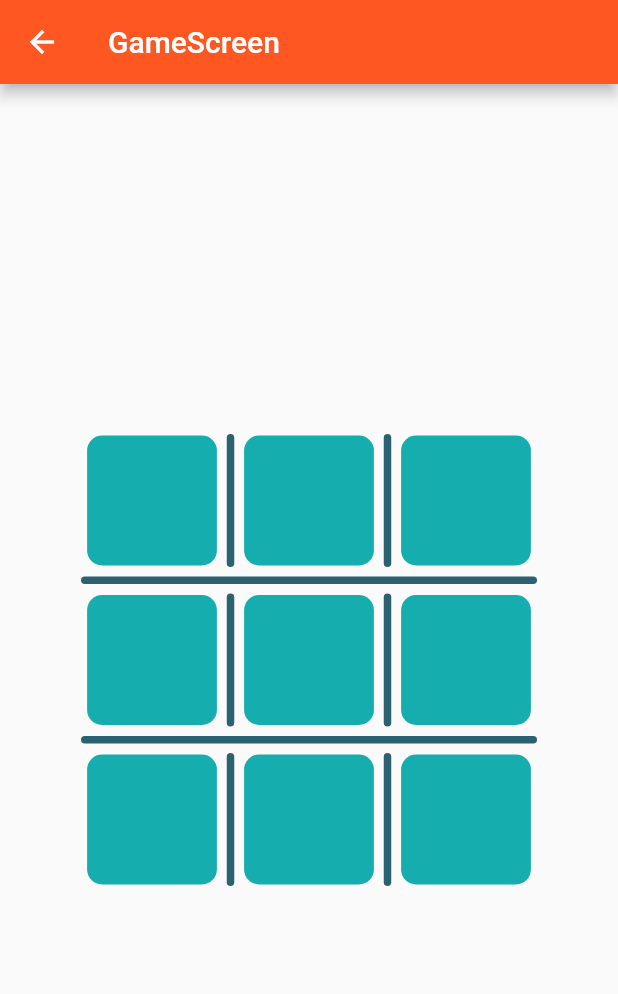
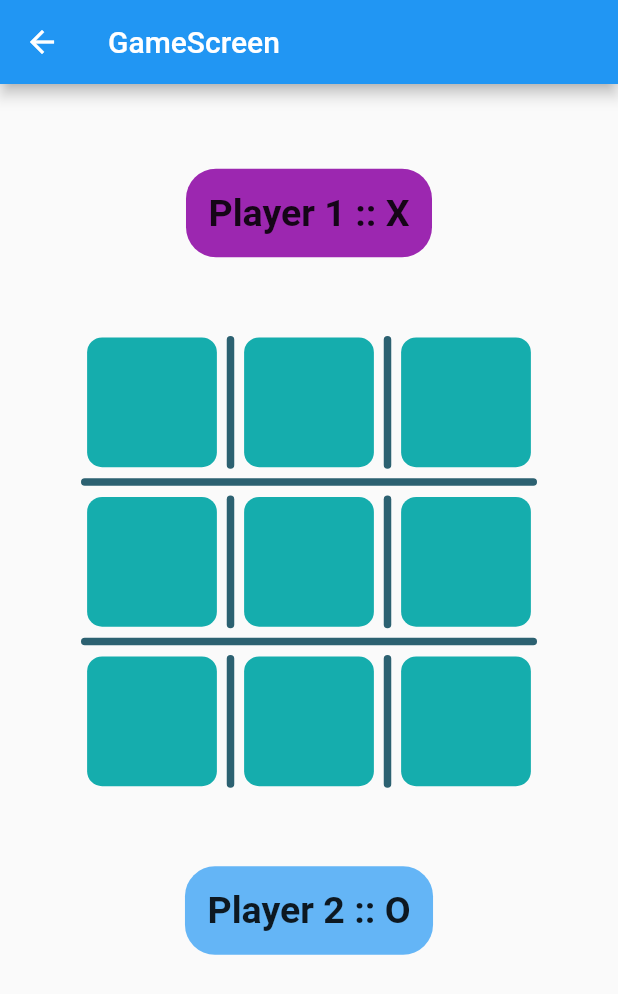
Before and after one commit to qasimsiddiqui/tic_tac_toe, a Flutter app: the screen it shows after launch, after a tap on "Play!", on a phone screen of 412 x 824 dp. Shown: the top 994 px of the screen. Run offline on Flutter 3.47's test engine with Material 2 defaults, Android fonts, the light colour scheme and no system bars; our stand-ins replace flutter_riverpod.

Commit message:
added a little UI

```diff
--- a/lib/main.dart
+++ b/lib/main.dart
@@ -12,7 +12,7 @@ class MyApp extends StatelessWidget {
     return MaterialApp(
       title: 'Flutter Demo',
       theme: ThemeData(
-        primarySwatch: Colors.deepOrange,
+        primarySwatch: Colors.blue,
       ),
       home: HomeScreen(),
     );
--- a/lib/screens/gameScreen.dart
+++ b/lib/screens/gameScreen.dart
@@ -24,10 +24,44 @@ class _GameScreenState extends State<GameScreen> {
       appBar: AppBar(
         title: Text("GameScreen"),
       ),
-      body: Center(
-        child: Padding(
+      body: Consumer(
+        builder: (context, watch, _) => Padding(
           padding: const EdgeInsets.all(8.0),
-          child: Grid(deviceWidth),
+          child: Column(
+            mainAxisAlignment: MainAxisAlignment.spaceEvenly,
+            crossAxisAlignment: CrossAxisAlignment.center,
+            children: [
+              Container(
+                decoration: BoxDecoration(
+                    borderRadius: BorderRadius.circular(20),
+                    color: watch(turnProvider).state == 1
+                        ? Colors.purple
+                        : Colors.blue[300]),
+                padding: EdgeInsets.all(15),
+                child: Text('Player 1 :: X',
+                    style: TextStyle(
+                      fontSize: 25,
+                      fontWeight: FontWeight.w600,
+                    )),
+              ),
+              Center(child: Grid(deviceWidth)),
+              Container(
+                decoration: BoxDecoration(
+                  borderRadius: BorderRadius.circular(20),
+                  color: watch(turnProvider).state == 1
+                      ? Colors.blue[300]
+                      : Colors.purple,
+                ),
+                padding: EdgeInsets.all(15),
+                child: Text('Player 2 :: O',
+                    style: TextStyle(
+                      fontSize: 25,
+                      fontWeight: FontWeight.w600,
+                    )),
+              ),
+              SizedBox(height: deviceWidth * 0.2),
+            ],
+          ),
         ),
       ),
     );
--- a/lib/widgets/grid.dart
+++ b/lib/widgets/grid.dart
@@ -18,11 +18,6 @@ class Grid extends StatelessWidget {
 
   @override
   Widget build(BuildContext context) {
-    var boxDecoration = BoxDecoration(
-      borderRadius: BorderRadius.all(Radius.circular(20)),
-      color: Color(0xFF2C6171),
-    );
-
     return Container(
       width: deviceWidth * 0.75,
       height: deviceWidth * 0.75,
```
